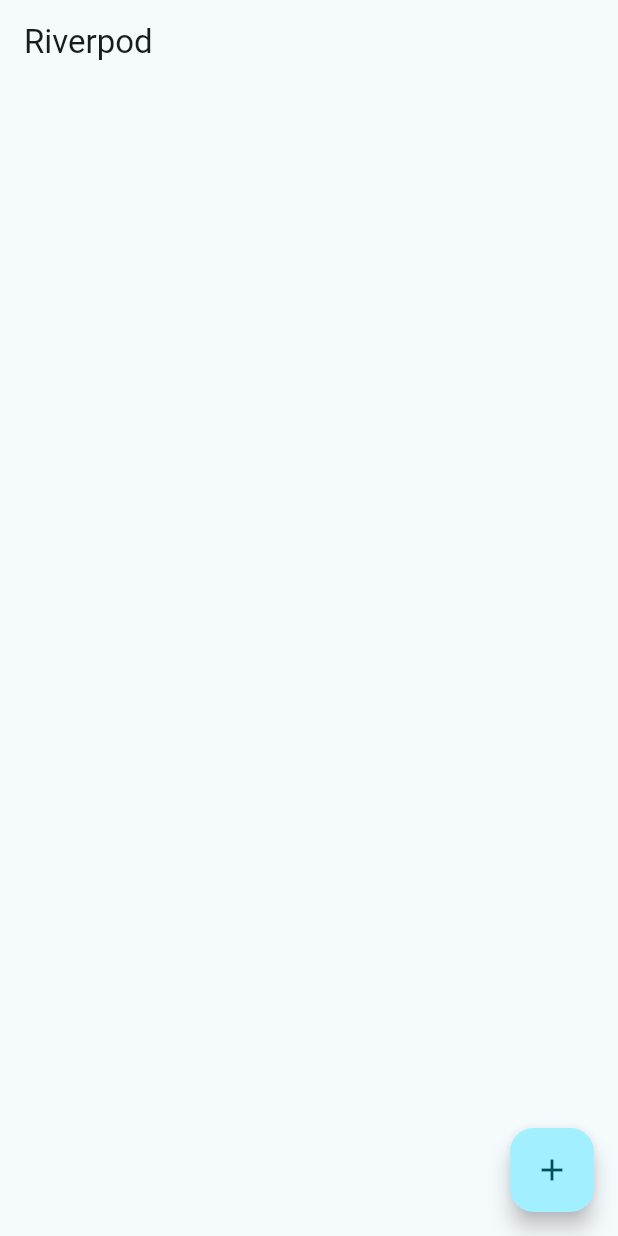
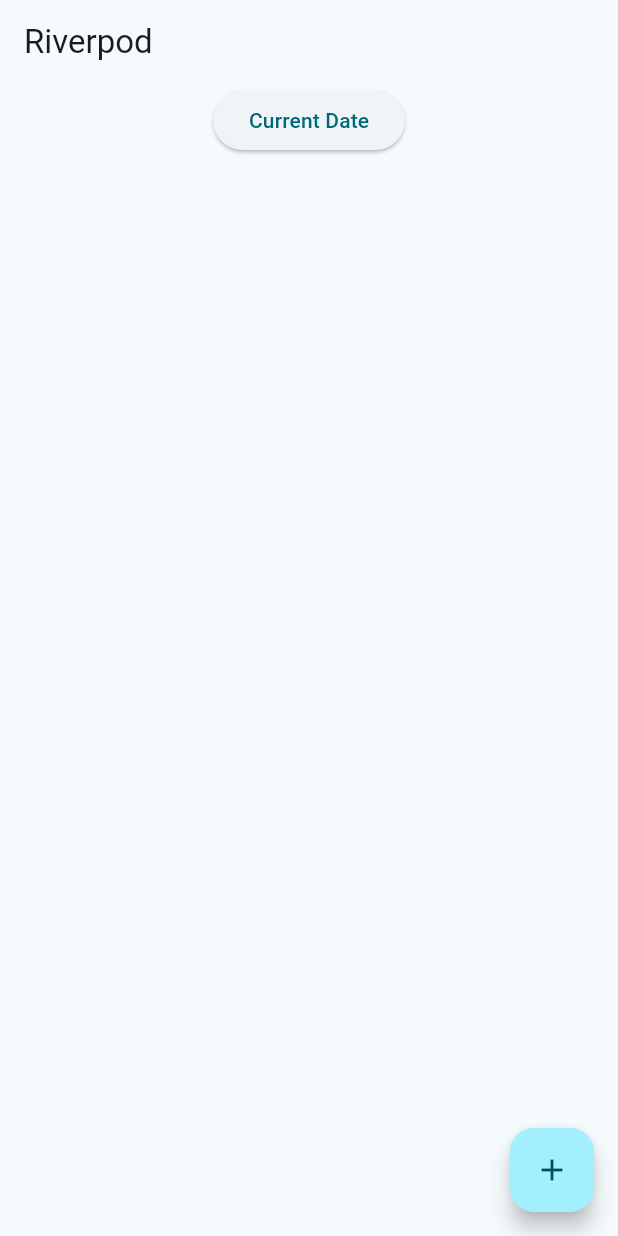
Before and after one commit to wadpas/riverpod_flutter_state, a Flutter app: the screen it shows after launch, on a phone screen of 412 x 824 dp. Run offline on Flutter 3.47's test engine with Material 2 defaults, Android fonts, the phone set to English and light mode, and no system bars; our stand-ins replace hooks_riverpod.

Commit message:
refactored currentDate app.

```diff
--- /dev/null
+++ b/lib/current_date/current_date.dart
@@ -0,0 +1,23 @@
+import 'package:flutter/material.dart';
+import 'package:hooks_riverpod/hooks_riverpod.dart';
+import 'package:riverpod_flutter_state/current_date/provider.dart';
+
+class CurrentDate extends ConsumerWidget {
+  const CurrentDate({super.key});
+
+  @override
+  Widget build(BuildContext context, WidgetRef ref) {
+    final date = ref.watch(currentDate);
+
+    return Scaffold(
+      appBar: AppBar(
+        title: const Text('Current Date'),
+      ),
+      body: Center(
+        child: Text(
+          date.toIso8601String(),
+        ),
+      ),
+    );
+  }
+}
--- /dev/null
+++ b/lib/current_date/provider.dart
@@ -0,0 +1,5 @@
+import 'package:hooks_riverpod/hooks_riverpod.dart';
+
+final currentDate = Provider<DateTime>(
+  (ref) => DateTime.now(),
+);
--- a/lib/main.dart
+++ b/lib/main.dart
@@ -2,6 +2,7 @@ import 'dart:collection';
 
 import 'package:flutter/material.dart';
 import 'package:hooks_riverpod/hooks_riverpod.dart';
+import 'package:riverpod_flutter_state/current_date/current_date.dart';
 import 'package:uuid/uuid.dart';
 
 void main() {
@@ -26,6 +27,9 @@ class MyApp extends StatelessWidget {
         useMaterial3: true,
       ),
       home: const HomePage(),
+      routes: {
+        '/current_date': (context) => const CurrentDate(),
+      },
     );
   }
 }
@@ -39,10 +43,19 @@ class HomePage extends ConsumerWidget {
       appBar: AppBar(
         title: const Text('Riverpod'),
       ),
-      body: Consumer(
+      body: Column(
+        children: [
+          ElevatedButton(
+            onPressed: () {
+              Navigator.of(context).pushNamed('/current_date');
+            },
+            child: const Text('Current Date'),
+          ),
+          Consumer(
             builder: (context, ref, child) {
               final dataModel = ref.watch(peopleProvider);
               return ListView.builder(
+                shrinkWrap: true,
                 itemCount: dataModel.count,
                 itemBuilder: (context, index) {
                   final person = dataModel.people[index];
@@ -61,6 +74,8 @@ class HomePage extends ConsumerWidget {
                 },
               );
             },
+          ),
+        ],
       ),
       floatingActionButton: FloatingActionButton(
         child: const Icon(Icons.add),
@@ -254,7 +269,7 @@ final class Counter extends StateNotifier<int?> {
 }
 
 final counterProvider = StateNotifierProvider<Counter, int?>(
-  (_) => Counter(),
+  (ref) => Counter(),
 );
 
 extension InfixAddition<T extends num> on T? {
@@ -267,7 +282,3 @@ extension InfixAddition<T extends num> on T? {
     }
   }
 }
-
-final currentDate = Provider<DateTime>(
-  (ref) => DateTime.now(),
-);
```
Lines whose indentation alone changed are shown as unchanged.
